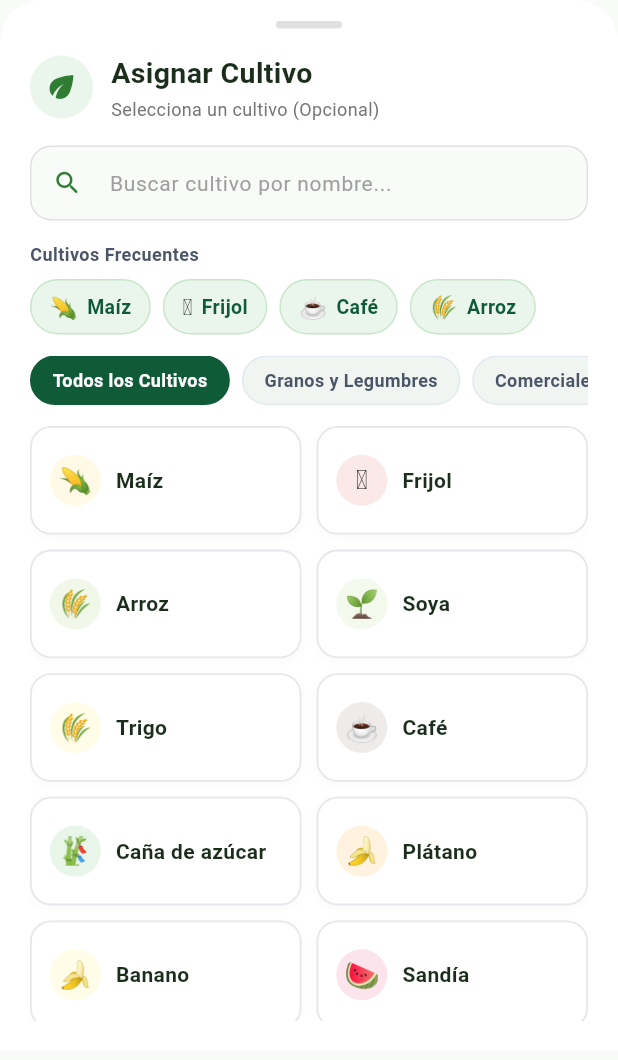
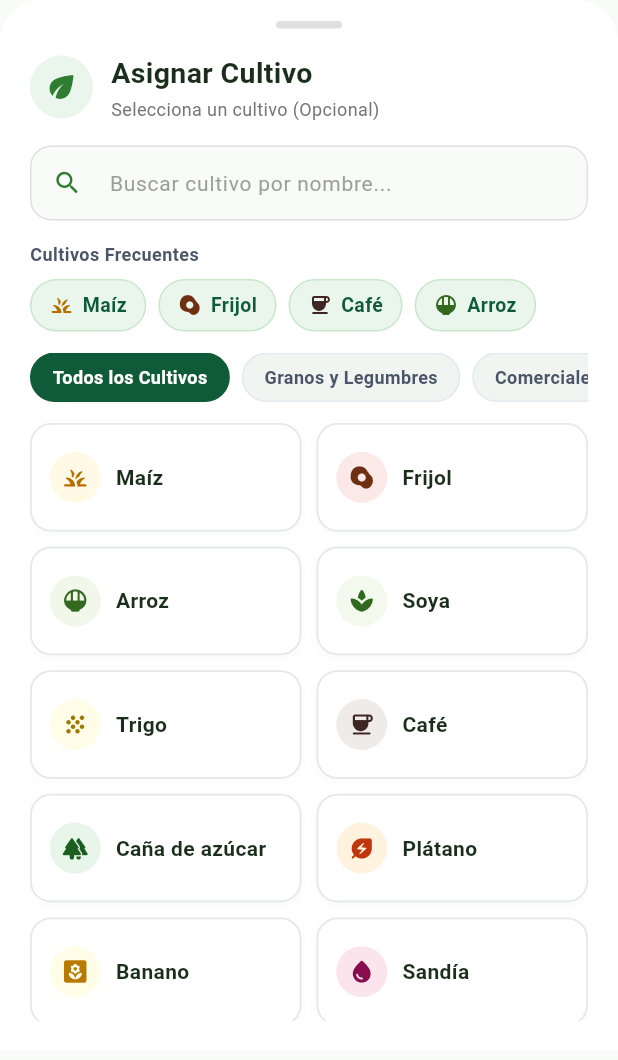
Before and after one commit to camijavi/Eva-bits, a Flutter app: the CropPickerSheet widget shown alone on an empty page, opened directly, on a phone screen of 412 x 824 dp. Shown: the top 1060 px of the screen. Run offline on Flutter 3.47's test engine with Material 3 defaults, Android fonts, the phone set to English and light mode, and no system bars; our stand-ins replace geolocator, sqflite; accounts and stored records are empty.

Commit message:
replace emoji strings with IconData in crop types and picker UI

```diff
--- a/lib/constants/crop_types.dart
+++ b/lib/constants/crop_types.dart
@@ -10,7 +10,7 @@ class CropDefinition {
   final String key;
   final String nameEn;
   final String nameEs;
-  final String emoji;
+  final IconData icon;
   final CropCategory category;
   final Color color;
   final Color bgColor;
@@ -20,7 +20,7 @@ class CropDefinition {
     required this.key,
     required this.nameEn,
     required this.nameEs,
-    required this.emoji,
+    required this.icon,
     required this.category,
     required this.color,
     required this.bgColor,
@@ -37,7 +37,7 @@ class CropTypes {
       key: 'corn',
       nameEn: 'Corn',
       nameEs: 'Maíz',
-      emoji: '🌽',
+      icon: Icons.grass_rounded,
       category: CropCategory.grains,
       color: Color(0xFFF57F17),
       bgColor: Color(0xFFFFF9E6),
@@ -47,7 +47,7 @@ class CropTypes {
       key: 'beans',
       nameEn: 'Beans',
       nameEs: 'Frijol',
-      emoji: '🫘',
+      icon: Icons.egg_alt_rounded,
       category: CropCategory.grains,
       color: Color(0xFF8D4925),
       bgColor: Color(0xFFFBE9E7),
@@ -57,7 +57,7 @@ class CropTypes {
       key: 'rice',
       nameEn: 'Rice',
       nameEs: 'Arroz',
-      emoji: '🌾',
+      icon: Icons.rice_bowl_rounded,
       category: CropCategory.grains,
       color: Color(0xFF558B2F),
       bgColor: Color(0xFFF1F8E9),
@@ -67,7 +67,7 @@ class CropTypes {
       key: 'soybean',
       nameEn: 'Soybean',
       nameEs: 'Soya',
-      emoji: '🌱',
+      icon: Icons.spa_rounded,
       category: CropCategory.grains,
       color: Color(0xFF689F38),
       bgColor: Color(0xFFF4F9ED),
@@ -77,7 +77,7 @@ class CropTypes {
       key: 'wheat',
       nameEn: 'Wheat',
       nameEs: 'Trigo',
-      emoji: '🌾',
+      icon: Icons.grain_rounded,
       category: CropCategory.grains,
       color: Color(0xFFD4A017),
       bgColor: Color(0xFFFFFDE7),
@@ -89,7 +89,7 @@ class CropTypes {
       key: 'coffee',
       nameEn: 'Coffee',
       nameEs: 'Café',
-      emoji: '☕',
+      icon: Icons.coffee_rounded,
       category: CropCategory.commercial,
       color: Color(0xFF5D4037),
       bgColor: Color(0xFFEFEBE9),
@@ -99,7 +99,7 @@ class CropTypes {
       key: 'sugarcane',
       nameEn: 'Sugarcane',
       nameEs: 'Caña de azúcar',
-      emoji: '🎋',
+      icon: Icons.forest_rounded,
       category: CropCategory.commercial,
       color: Color(0xFF2E7D32),
       bgColor: Color(0xFFE8F5E9),
@@ -111,7 +111,7 @@ class CropTypes {
       key: 'plantain',
       nameEn: 'Plantain',
       nameEs: 'Plátano',
-      emoji: '🍌',
+      icon: Icons.energy_savings_leaf_rounded,
       category: CropCategory.fruits,
       color: Color(0xFFE65100),
       bgColor: Color(0xFFFFF3E0),
@@ -121,7 +121,7 @@ class CropTypes {
       key: 'banana',
       nameEn: 'Banana',
       nameEs: 'Banano',
-      emoji: '🍌',
+      icon: Icons.yard_rounded,
       category: CropCategory.fruits,
       color: Color(0xFFF9A825),
       bgColor: Color(0xFFFFFDE7),
@@ -131,7 +131,7 @@ class CropTypes {
       key: 'watermelon',
       nameEn: 'Watermelon',
       nameEs: 'Sandía',
-      emoji: '🍉',
+      icon: Icons.water_drop_rounded,
       category: CropCategory.fruits,
       color: Color(0xFFC2185B),
       bgColor: Color(0xFFFCE4EC),
@@ -141,7 +141,7 @@ class CropTypes {
       key: 'melon',
       nameEn: 'Melon',
       nameEs: 'Melón',
-      emoji: '🍈',
+      icon: Icons.circle_rounded,
       category: CropCategory.fruits,
       color: Color(0xFF827717),
       bgColor: Color(0xFFF9FBE7),
@@ -151,7 +151,7 @@ class CropTypes {
       key: 'pineapple',
       nameEn: 'Pineapple',
       nameEs: 'Piña',
-      emoji: '🍍',
+      icon: Icons.park_rounded,
       category: CropCategory.fruits,
       color: Color(0xFFE65100),
       bgColor: Color(0xFFFFF8E1),
@@ -161,7 +161,7 @@ class CropTypes {
       key: 'mango',
       nameEn: 'Mango',
       nameEs: 'Mango',
-      emoji: '🥭',
+      icon: Icons.local_florist_rounded,
       category: CropCategory.fruits,
       color: Color(0xFFEF6C00),
       bgColor: Color(0xFFFFF3E0),
@@ -171,7 +171,7 @@ class CropTypes {
       key: 'orange',
       nameEn: 'Orange',
       nameEs: 'Naranja',
-      emoji: '🍊',
+      icon: Icons.brightness_7_rounded,
       category: CropCategory.fruits,
       color: Color(0xFFF57C00),
       bgColor: Color(0xFFFFF3E0),
@@ -181,7 +181,7 @@ class CropTypes {
       key: 'apple',
       nameEn: 'Apple',
       nameEs: 'Manzana',
-      emoji: '🍎',
+      icon: Icons.eco_rounded,
       category: CropCategory.fruits,
       color: Color(0xFFC62828),
       bgColor: Color(0xFFFFEBEE),
@@ -191,7 +191,7 @@ class CropTypes {
       key: 'grapes',
       nameEn: 'Grapes',
       nameEs: 'Uvas',
-      emoji: '🍇',
+      icon: Icons.bubble_chart_rounded,
       category: CropCategory.fruits,
       color: Color(0xFF6A1B9A),
       bgColor: Color(0xFFF3E5F5),
--- a/lib/widgets/crop_picker_sheet.dart
+++ b/lib/widgets/crop_picker_sheet.dart
@@ -245,7 +245,11 @@ class _CropPickerSheetState extends State<CropPickerSheet> {
                         child: Row(
                           mainAxisSize: MainAxisSize.min,
                           children: [
-                            Text(crop.emoji, style: const TextStyle(fontSize: 15)),
+                            Icon(
+                              crop.icon,
+                              size: 16,
+                              color: isSelected ? Colors.white : crop.textColor,
+                            ),
                             const SizedBox(width: 6),
                             Text(
                               crop.localizedName(isSpanish),
@@ -357,9 +361,10 @@ class _CropPickerSheetState extends State<CropPickerSheet> {
                                   shape: BoxShape.circle,
                                 ),
                                 child: Center(
-                                  child: Text(
-                                    crop.emoji,
-                                    style: const TextStyle(fontSize: 18),
+                                  child: Icon(
+                                    crop.icon,
+                                    size: 18,
+                                    color: crop.textColor,
                                   ),
                                 ),
                               ),
```
